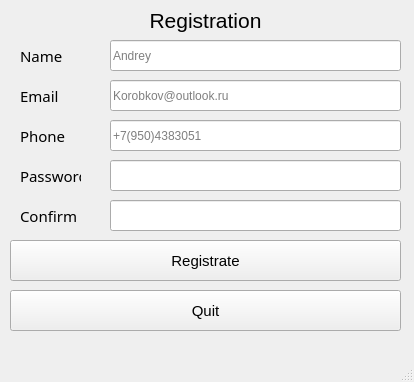
Qt form mdkpv2/registration.ui (Korobkov124/MDKP) before a commit.
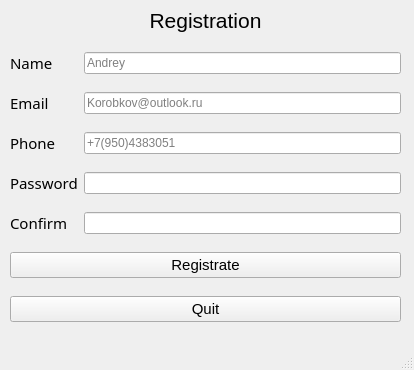
The same form after that commit.

Diff of the .ui file:
```diff
--- a/mdkpv2/registration.ui
+++ b/mdkpv2/registration.ui
@@ -7,26 +7,13 @@
     <x>0</x>
     <y>0</y>
     <width>414</width>
-    <height>382</height>
+    <height>370</height>
    </rect>
   </property>
   <property name="windowTitle">
    <string>MainWindow</string>
   </property>
   <widget class="QWidget" name="centralwidget">
-   <widget class="QLineEdit" name="Phone_field">
-    <property name="geometry">
-     <rect>
-      <x>110</x>
-      <y>120</y>
-      <width>291</width>
-      <height>31</height>
-     </rect>
-    </property>
-    <property name="placeholderText">
-     <string>+7(950)4383051</string>
-    </property>
-   </widget>
    <widget class="QLabel" name="label_2">
     <property name="geometry">
      <rect>
@@ -43,53 +30,18 @@
      <string>&lt;html&gt;&lt;head/&gt;&lt;body&gt;&lt;p align=&quot;center&quot;&gt;&lt;span style=&quot; font-size:16pt;&quot;&gt;Registration&lt;/span&gt;&lt;/p&gt;&lt;/body&gt;&lt;/html&gt;</string>
     </property>
    </widget>
-   <widget class="QLabel" name="label_6">
-    <property name="geometry">
-     <rect>
-      <x>20</x>
-      <y>80</y>
-      <width>51</width>
-      <height>31</height>
-     </rect>
-    </property>
-    <property name="font">
-     <font>
-      <family>Sitka</family>
-      <pointsize>11</pointsize>
-     </font>
-    </property>
-    <property name="text">
-     <string>Email</string>
-    </property>
-   </widget>
-   <widget class="QPushButton" name="Registrate_button">
+   <widget class="QWidget" name="">
     <property name="geometry">
      <rect>
       <x>10</x>
-      <y>240</y>
+      <y>40</y>
       <width>391</width>
-      <height>41</height>
+      <height>301</height>
      </rect>
     </property>
-    <property name="font">
-     <font>
-      <family>Arial</family>
-      <pointsize>11</pointsize>
-     </font>
-    </property>
-    <property name="text">
-     <string>Registrate</string>
-    </property>
-   </widget>
+    <layout class="QGridLayout" name="gridLayout">
+     <item row="0" column="0">
    <widget class="QLabel" name="label">
-    <property name="geometry">
-     <rect>
-      <x>20</x>
-      <y>40</y>
-      <width>71</width>
-      <height>31</height>
-     </rect>
-    </property>
     <property name="font">
      <font>
       <family>Sitka</family>
@@ -103,89 +55,36 @@
      <string>Name</string>
     </property>
    </widget>
-   <widget class="QLineEdit" name="Password_field">
-    <property name="geometry">
-     <rect>
-      <x>110</x>
-      <y>160</y>
-      <width>291</width>
-      <height>31</height>
-     </rect>
-    </property>
-   </widget>
+     </item>
+     <item row="0" column="1">
    <widget class="QLineEdit" name="Name_field">
-    <property name="geometry">
-     <rect>
-      <x>110</x>
-      <y>40</y>
-      <width>291</width>
-      <height>31</height>
-     </rect>
-    </property>
     <property name="placeholderText">
      <string>Andrey</string>
     </property>
    </widget>
+     </item>
+     <item row="1" column="0">
+      <widget class="QLabel" name="label_6">
+       <property name="font">
+        <font>
+         <family>Sitka</family>
+         <pointsize>11</pointsize>
+        </font>
+       </property>
+       <property name="text">
+        <string>Email</string>
+       </property>
+      </widget>
+     </item>
+     <item row="1" column="1">
    <widget class="QLineEdit" name="Email_field">
-    <property name="geometry">
-     <rect>
-      <x>110</x>
-      <y>80</y>
-      <width>291</width>
-      <height>31</height>
-     </rect>
-    </property>
     <property name="placeholderText">
      <string>Korobkov@outlook.ru</string>
     </property>
    </widget>
-   <widget class="QPushButton" name="Quit_button">
-    <property name="geometry">
-     <rect>
-      <x>10</x>
-      <y>290</y>
-      <width>391</width>
-      <height>41</height>
-     </rect>
-    </property>
-    <property name="font">
-     <font>
-      <family>Arial</family>
-      <pointsize>11</pointsize>
-     </font>
-    </property>
-    <property name="text">
-     <string>Quit</string>
-    </property>
-   </widget>
-   <widget class="QLabel" name="label_7">
-    <property name="geometry">
-     <rect>
-      <x>20</x>
-      <y>160</y>
-      <width>61</width>
-      <height>31</height>
-     </rect>
-    </property>
-    <property name="font">
-     <font>
-      <family>Sitka</family>
-      <pointsize>11</pointsize>
-     </font>
-    </property>
-    <property name="text">
-     <string>Password</string>
-    </property>
-   </widget>
+     </item>
+     <item row="2" column="0">
    <widget class="QLabel" name="label_5">
-    <property name="geometry">
-     <rect>
-      <x>20</x>
-      <y>120</y>
-      <width>61</width>
-      <height>31</height>
-     </rect>
-    </property>
     <property name="font">
      <font>
       <family>Sitka</family>
@@ -196,25 +95,32 @@
      <string>Phone</string>
     </property>
    </widget>
-   <widget class="QLineEdit" name="Confirm_field">
-    <property name="geometry">
-     <rect>
-      <x>110</x>
-      <y>200</y>
-      <width>291</width>
-      <height>31</height>
-     </rect>
-    </property>
-   </widget>
+     </item>
+     <item row="2" column="1">
+      <widget class="QLineEdit" name="Phone_field">
+       <property name="placeholderText">
+        <string>+7(950)4383051</string>
+       </property>
+      </widget>
+     </item>
+     <item row="3" column="0">
+      <widget class="QLabel" name="label_7">
+       <property name="font">
+        <font>
+         <family>Sitka</family>
+         <pointsize>11</pointsize>
+        </font>
+       </property>
+       <property name="text">
+        <string>Password</string>
+       </property>
+      </widget>
+     </item>
+     <item row="3" column="1">
+      <widget class="QLineEdit" name="Password_field"/>
+     </item>
+     <item row="4" column="0">
    <widget class="QLabel" name="label_8">
-    <property name="geometry">
-     <rect>
-      <x>20</x>
-      <y>200</y>
-      <width>61</width>
-      <height>31</height>
-     </rect>
-    </property>
     <property name="font">
      <font>
       <family>Sitka</family>
@@ -224,6 +130,38 @@
     <property name="text">
      <string>Confirm</string>
     </property>
+      </widget>
+     </item>
+     <item row="4" column="1">
+      <widget class="QLineEdit" name="Confirm_field"/>
+     </item>
+     <item row="5" column="0" colspan="2">
+      <widget class="QPushButton" name="Registrate_button">
+       <property name="font">
+        <font>
+         <family>Arial</family>
+         <pointsize>11</pointsize>
+        </font>
+       </property>
+       <property name="text">
+        <string>Registrate</string>
+       </property>
+      </widget>
+     </item>
+     <item row="6" column="0" colspan="2">
+      <widget class="QPushButton" name="Quit_button">
+       <property name="font">
+        <font>
+         <family>Arial</family>
+         <pointsize>11</pointsize>
+        </font>
+       </property>
+       <property name="text">
+        <string>Quit</string>
+       </property>
+      </widget>
+     </item>
+    </layout>
    </widget>
   </widget>
   <widget class="QMenuBar" name="menubar">
```
Lines whose indentation alone changed are shown as unchanged.
